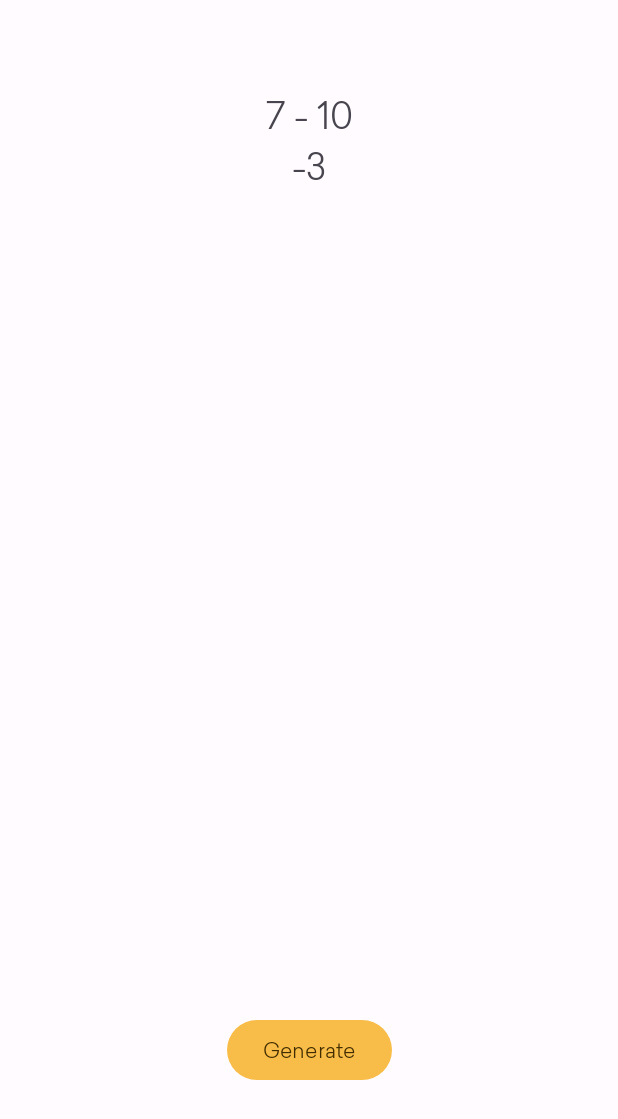
After one commit to hexley21/ArithMathics, an Android app: the fragment GameFragment placed in its activity, on a phone screen of 412 x 824 dp. The commit adds this screen. Shown: the top 1119 px of the screen. Run offline under Robolectric (Android 15) with nearby library versions, the phone set to English and light mode, and no system bars; our stand-ins replace Dagger/Hilt's generated code.

Commit message:
add test-version of game fragment to app

```diff
--- a/app/src/main/java/com/hxl/arithmagame/presentation/activity/MainActivity.kt
+++ b/app/src/main/java/com/hxl/arithmagame/presentation/activity/MainActivity.kt
@@ -51,7 +51,7 @@ class MainActivity : AppCompatActivity() {
         val transaction = supportFragmentManager.beginTransaction().setCustomAnimations(
             R.anim.enter_from_right,
             R.anim.exit_to_left,
-            R.anim.enter_from_right,
+            R.anim.enter_from_left,
             R.anim.exit_to_right
         ).replace(container, fragment!!)
         if (backStackTag != null) {
--- /dev/null
+++ b/app/src/main/java/com/hxl/arithmagame/presentation/fragment/game/GameFragment.kt
@@ -0,0 +1,43 @@
+package com.hxl.arithmagame.presentation.fragment.game
+
+import android.os.Bundle
+import android.view.LayoutInflater
+import android.view.View
+import android.view.ViewGroup
+import androidx.fragment.app.Fragment
+import androidx.fragment.app.viewModels
+import com.hxl.arithmagame.databinding.FragmentGameBinding
+import dagger.hilt.android.AndroidEntryPoint
+
+@AndroidEntryPoint
+class GameFragment : Fragment() {
+    companion object {
+        const val TAG: String = "game_fragment"
+    }
+
+    private val vm: GameFragmentViewModel by viewModels()
+    private lateinit var binding: FragmentGameBinding
+    override fun onCreateView(
+        inflater: LayoutInflater,
+        container: ViewGroup?,
+        savedInstanceState: Bundle?
+    ): View {
+        binding = FragmentGameBinding.inflate(layoutInflater, container, false)
+
+        generateQuestion()
+        binding.btnGenerate.setOnClickListener { generateQuestion() }
+
+        return binding.root
+    }
+
+    private fun generateQuestion() {
+        val question = when (vm.getMode()) {
+            0 -> vm.getQuestion.easy()
+            1 -> vm.getQuestion.medium()
+            2 -> vm.getQuestion.hard()
+            else -> vm.getQuestion(10, 1000)
+        }
+        binding.tvQuestion.text = question.question
+        binding.tvAnswer.text = question.answer
+    }
+}
--- /dev/null
+++ b/app/src/main/java/com/hxl/arithmagame/presentation/fragment/game/GameFragmentViewModel.kt
@@ -0,0 +1,13 @@
+package com.hxl.arithmagame.presentation.fragment.game
+
+import androidx.lifecycle.ViewModel
+import com.hxl.domain.usecase.prefs.GetMode
+import com.hxl.domain.usecase.questions.GetQuestion
+import dagger.hilt.android.lifecycle.HiltViewModel
+import javax.inject.Inject
+
+@HiltViewModel
+class GameFragmentViewModel @Inject constructor(
+    val getQuestion: GetQuestion,
+    val getMode: GetMode
+) : ViewModel()
--- a/app/src/main/java/com/hxl/arithmagame/presentation/fragment/menu/MenuFragment.kt
+++ b/app/src/main/java/com/hxl/arithmagame/presentation/fragment/menu/MenuFragment.kt
@@ -1,5 +1,8 @@
 package com.hxl.arithmagame.presentation.fragment.menu
 
+import android.content.ActivityNotFoundException
+import android.content.Intent
+import android.net.Uri
 import android.os.Bundle
 import android.view.LayoutInflater
 import android.view.View
@@ -11,6 +14,7 @@ import com.hxl.arithmagame.databinding.FragmentMenuBinding
 import com.hxl.arithmagame.presentation.activity.MainActivity
 import com.hxl.arithmagame.presentation.fragment.dialogs.language.LanguageDialog
 import com.hxl.arithmagame.presentation.fragment.dialogs.theme.ThemeDialog
+import com.hxl.arithmagame.presentation.fragment.game.GameFragment
 import dagger.hilt.android.AndroidEntryPoint
 
 @AndroidEntryPoint
@@ -34,6 +38,24 @@ class MenuFragment : Fragment() {
                     (requireActivity() as MainActivity).showDialog(LanguageDialog(), "theme_dialog")
                     true
                 }
+                R.id.rate -> {
+                    try {
+                        startActivity(
+                            Intent(
+                                Intent.ACTION_VIEW,
+                                Uri.parse("market://details?id=${requireActivity().packageName}")
+                            )
+                        )
+                    } catch (e: ActivityNotFoundException) {
+                        startActivity(
+                            Intent(
+                                Intent.ACTION_VIEW,
+                                Uri.parse("http://play.google.com/store/apps/details?id=${requireActivity().packageName}")
+                            )
+                        )
+                    }
+                    true
+                }
                 else -> false
             }
         }
@@ -52,6 +74,10 @@ class MenuFragment : Fragment() {
                 else -> vm.mode = 0
             }
         }
+
+        binding.btnStart.setOnClickListener {
+            (requireActivity() as MainActivity).replaceFragment(GameFragment(), GameFragment.TAG)
+        }
         return binding.root
     }
 
--- a/app/src/main/java/com/hxl/arithmagame/presentation/fragment/welcome/WelcomeFragmentViewModel.kt
+++ b/app/src/main/java/com/hxl/arithmagame/presentation/fragment/welcome/WelcomeFragmentViewModel.kt
@@ -2,7 +2,6 @@ package com.hxl.arithmagame.presentation.fragment.welcome
 
 import androidx.lifecycle.ViewModel
 import com.hxl.domain.usecase.prefs.GetLanguage
-import com.hxl.domain.usecase.prefs.GetWelcome
 import com.hxl.domain.usecase.prefs.SaveLanguage
 import com.hxl.domain.usecase.prefs.SaveWelcome
 import dagger.hilt.android.lifecycle.HiltViewModel
--- /dev/null
+++ b/app/src/main/res/layout/fragment_game.xml
@@ -0,0 +1,40 @@
+<?xml version="1.0" encoding="utf-8"?>
+<androidx.constraintlayout.widget.ConstraintLayout xmlns:android="http://schemas.android.com/apk/res/android"
+    xmlns:app="http://schemas.android.com/apk/res-auto"
+    xmlns:tools="http://schemas.android.com/tools"
+    android:layout_width="match_parent"
+    android:layout_height="match_parent">
+
+    <TextView
+        android:id="@+id/tv_question"
+        android:layout_width="wrap_content"
+        android:layout_height="wrap_content"
+        android:layout_marginTop="60dp"
+        android:text="question"
+        android:textAlignment="center"
+        android:textSize="24sp"
+        app:layout_constraintEnd_toEndOf="parent"
+        app:layout_constraintStart_toStartOf="parent"
+        app:layout_constraintTop_toTopOf="parent" />
+
+    <TextView
+        android:id="@+id/tv_answer"
+        android:layout_width="wrap_content"
+        android:layout_height="wrap_content"
+        android:text="answer"
+        android:textSize="24sp"
+        app:layout_constraintEnd_toEndOf="parent"
+        app:layout_constraintStart_toStartOf="parent"
+        app:layout_constraintTop_toBottomOf="@+id/tv_question" />
+
+    <Button
+        android:id="@+id/btn_generate"
+        android:layout_width="wrap_content"
+        android:layout_height="wrap_content"
+        android:layout_marginBottom="100dp"
+        android:text="Generate"
+        app:layout_constraintBottom_toBottomOf="parent"
+        app:layout_constraintEnd_toEndOf="parent"
+        app:layout_constraintStart_toStartOf="parent" />
+
+</androidx.constraintlayout.widget.ConstraintLayout>
```
